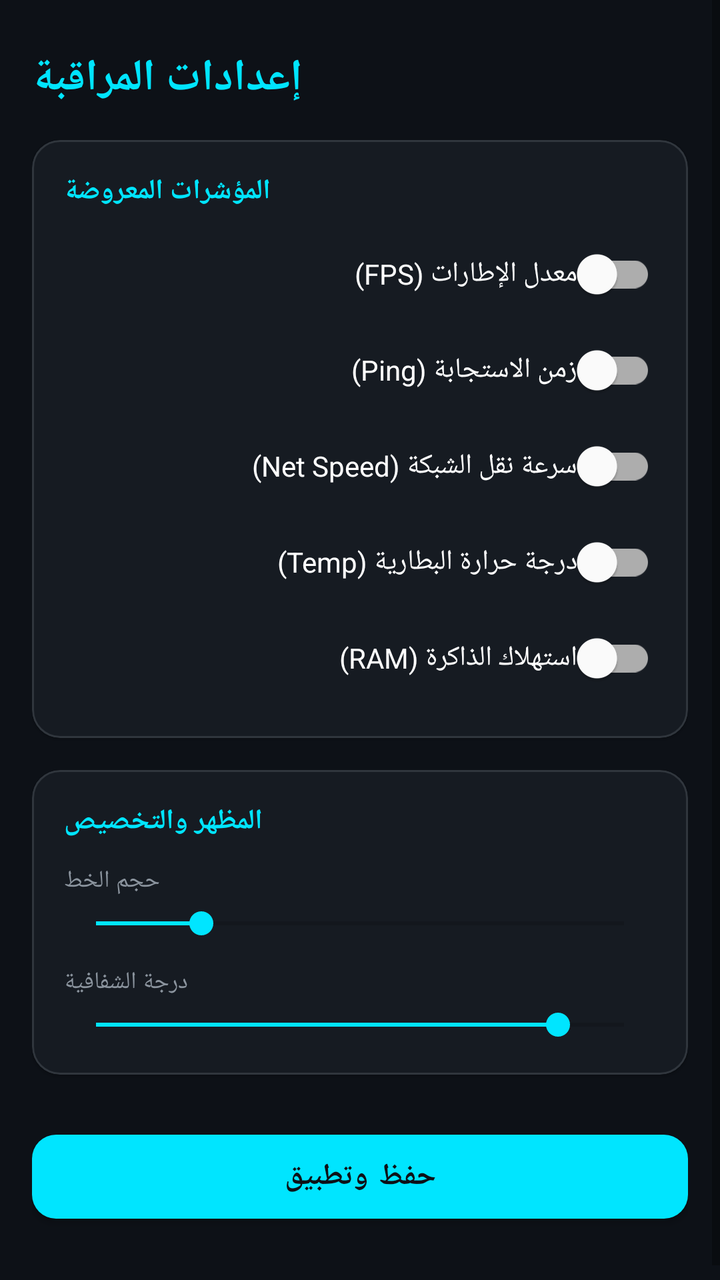
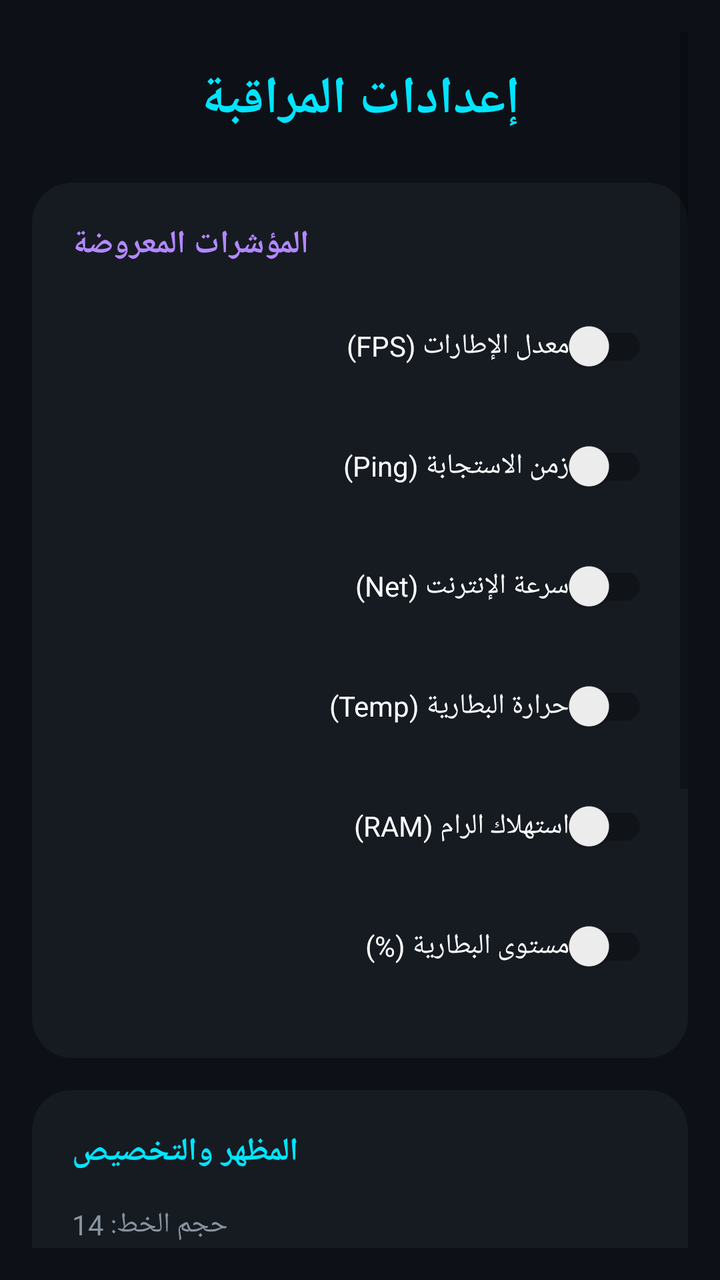

Before-and-after screenshots of an Android layout around one commit, followed by the original layout XML and the change that was made.
<!-- AndroidManifest.xml: application theme Theme.PhoneMonitor -->
<!-- res/layout/activity_settings.xml -->
<?xml version="1.0" encoding="utf-8"?>
<ScrollView xmlns:android="http://schemas.android.com/apk/res/android"
    xmlns:app="http://schemas.android.com/apk/res-auto"
    android:layout_width="match_parent"
    android:layout_height="match_parent"
    android:background="@color/bg_dark"
    android:fillViewport="true">

    <LinearLayout
        android:layout_width="match_parent"
        android:layout_height="wrap_content"
        android:orientation="vertical"
        android:padding="16dp">

        
        <TextView
            android:layout_width="wrap_content"
            android:layout_height="wrap_content"
            android:text="إعدادات المراقبة"
            android:textColor="@color/neon_cyan"
            android:textSize="22sp"
            android:textStyle="bold"
            android:layout_marginBottom="16dp"
            android:layout_marginTop="8dp" />

        
        <com.google.android.material.card.MaterialCardView
            android:layout_width="match_parent"
            android:layout_height="wrap_content"
            android:layout_marginBottom="16dp"
            app:cardBackgroundColor="@color/card_dark"
            app:cardCornerRadius="14dp"
            app:strokeColor="@color/card_stroke"
            app:strokeWidth="1dp">

            <LinearLayout
                android:layout_width="match_parent"
                android:layout_height="wrap_content"
                android:orientation="vertical"
                android:padding="16dp">

                <TextView
                    android:layout_width="wrap_content"
                    android:layout_height="wrap_content"
                    android:text="المؤشرات المعروضة"
                    android:textColor="@color/neon_cyan"
                    android:textSize="14sp"
                    android:textStyle="bold"
                    android:layout_marginBottom="8dp" />

                <com.google.android.material.switchmaterial.SwitchMaterial
                    android:id="@+id/switchFps"
                    android:layout_width="match_parent"
                    android:layout_height="wrap_content"
                    android:text="معدل الإطارات (FPS)"
                    android:textColor="@color/text_primary" />

                <com.google.android.material.switchmaterial.SwitchMaterial
                    android:id="@+id/switchPing"
                    android:layout_width="match_parent"
                    android:layout_height="wrap_content"
                    android:text="زمن الاستجابة (Ping)"
                    android:textColor="@color/text_primary" />

                <com.google.android.material.switchmaterial.SwitchMaterial
                    android:id="@+id/switchNetSpeed"
                    android:layout_width="match_parent"
                    android:layout_height="wrap_content"
                    android:text="سرعة نقل الشبكة (Net Speed)"
                    android:textColor="@color/text_primary" />

                <com.google.android.material.switchmaterial.SwitchMaterial
                    android:id="@+id/switchTemp"
                    android:layout_width="match_parent"
                    android:layout_height="wrap_content"
                    android:text="درجة حرارة البطارية (Temp)"
                    android:textColor="@color/text_primary" />

                <com.google.android.material.switchmaterial.SwitchMaterial
                    android:id="@+id/switchRam"
                    android:layout_width="match_parent"
                    android:layout_height="wrap_content"
                    android:text="استهلاك الذاكرة (RAM)"
                    android:textColor="@color/text_primary" />

            </LinearLayout>
        </com.google.android.material.card.MaterialCardView>

        
        <com.google.android.material.card.MaterialCardView
            android:layout_width="match_parent"
            android:layout_height="wrap_content"
            android:layout_marginBottom="16dp"
            app:cardBackgroundColor="@color/card_dark"
            app:cardCornerRadius="14dp"
            app:strokeColor="@color/card_stroke"
            app:strokeWidth="1dp">

            <LinearLayout
                android:layout_width="match_parent"
                android:layout_height="wrap_content"
                android:orientation="vertical"
                android:padding="16dp">

                <TextView
                    android:layout_width="wrap_content"
                    android:layout_height="wrap_content"
                    android:text="المظهر والتخصيص"
                    android:textColor="@color/neon_cyan"
                    android:textSize="14sp"
                    android:textStyle="bold"
                    android:layout_marginBottom="12dp" />

                <TextView
                    android:id="@+id/tvTextSizeLabel"
                    android:layout_width="wrap_content"
                    android:layout_height="wrap_content"
                    android:text="حجم الخط"
                    android:textColor="@color/text_secondary"
                    android:textSize="12sp" />

                <SeekBar
                    android:id="@+id/seekBarTextSize"
                    android:layout_width="match_parent"
                    android:layout_height="wrap_content"
                    android:max="30"
                    android:min="10"
                    android:progress="14"
                    android:layout_marginTop="4dp"
                    android:layout_marginBottom="12dp" />

                <TextView
                    android:id="@+id/tvOpacityLabel"
                    android:layout_width="wrap_content"
                    android:layout_height="wrap_content"
                    android:text="درجة الشفافية"
                    android:textColor="@color/text_secondary"
                    android:textSize="12sp" />

                <SeekBar
                    android:id="@+id/seekBarOpacity"
                    android:layout_width="match_parent"
                    android:layout_height="wrap_content"
                    android:max="100"
                    android:min="20"
                    android:progress="90"
                    android:layout_marginTop="4dp" />

            </LinearLayout>
        </com.google.android.material.card.MaterialCardView>

        
        <com.google.android.material.button.MaterialButton
            android:id="@+id/btnSaveSettings"
            android:layout_width="match_parent"
            android:layout_height="54dp"
            android:text="حفظ وتطبيق"
            android:textSize="15sp"
            android:textStyle="bold"
            android:textColor="#0D1117"
            app:cornerRadius="12dp"
            app:backgroundTint="@color/neon_cyan"
            android:layout_marginTop="8dp"
            android:layout_marginBottom="16dp" />

    </LinearLayout>
</ScrollView>
<!-- resources referenced by this layout -->
<resources>
  <color name="bg_dark">#0D1117</color>
  <color name="card_dark">#161B22</color>
  <color name="card_stroke">#30363D</color>
  <color name="neon_cyan">#00E5FF</color>
  <color name="text_primary">#FFFFFF</color>
  <color name="text_secondary">#8B949E</color>
  <style name="Theme.PhoneMonitor" parent="Theme.MaterialComponents.DayNight.NoActionBar">
          <item name="colorPrimary">@color/primary</item>
          <item name="colorPrimaryVariant">@color/primary_dark</item>
          <item name="colorOnPrimary">@color/white</item>
          <item name="colorSecondary">@color/neon_cyan</item>
          <item name="colorSecondaryVariant">@color/teal_700</item>
          <item name="colorOnSecondary">@color/black</item>
          <item name="android:statusBarColor">@color/bg_dark</item>
          <item name="android:windowBackground">@color/bg_dark</item>
      </style>
  <color name="primary">#00E5FF</color>
  <color name="primary_dark">#00B0FF</color>
  <color name="white">#FFFFFFFF</color>
  <color name="teal_700">#FF018786</color>
  <color name="black">#FF000000</color>
</resources>

<!-- the commit's change to res/layout/activity_settings.xml (unified diff, before → after) -->
@@ -3,165 +3,207 @@
     xmlns:app="http://schemas.android.com/apk/res-auto"
     android:layout_width="match_parent"
     android:layout_height="match_parent"
-    android:background="@color/bg_dark"
-    android:fillViewport="true">
+    android:background="#0D1117"
+    android:padding="16dp">
 
     <LinearLayout
         android:layout_width="match_parent"
         android:layout_height="wrap_content"
-        android:orientation="vertical"
-        android:padding="16dp">
-
-        
+        android:orientation="vertical">
+
         <TextView
             android:layout_width="wrap_content"
             android:layout_height="wrap_content"
+            android:layout_gravity="center"
+            android:layout_marginTop="16dp"
+            android:layout_marginBottom="24dp"
             android:text="إعدادات المراقبة"
-            android:textColor="@color/neon_cyan"
-            android:textSize="22sp"
-            android:textStyle="bold"
+            android:textColor="#00E5FF"
+            android:textSize="26sp"
+            android:textStyle="bold" />
+
+        
+        <androidx.cardview.widget.CardView
+            android:layout_width="match_parent"
+            android:layout_height="wrap_content"
             android:layout_marginBottom="16dp"
-            android:layout_marginTop="8dp" />
-
-        
-        <com.google.android.material.card.MaterialCardView
-            android:layout_width="match_parent"
-            android:layout_height="wrap_content"
-            android:layout_marginBottom="16dp"
-            app:cardBackgroundColor="@color/card_dark"
-            app:cardCornerRadius="14dp"
-            app:strokeColor="@color/card_stroke"
-            app:strokeWidth="1dp">
+            app:cardBackgroundColor="#161B22"
+            app:cardCornerRadius="20dp"
+            app:cardElevation="0dp">
 
             <LinearLayout
                 android:layout_width="match_parent"
                 android:layout_height="wrap_content"
                 android:orientation="vertical"
-                android:padding="16dp">
-
-                <TextView
-                    android:layout_width="wrap_content"
-                    android:layout_height="wrap_content"
+                android:padding="20dp">
+
+                <TextView
+                    android:layout_width="wrap_content"
+                    android:layout_height="wrap_content"
+                    android:layout_marginBottom="16dp"
                     android:text="المؤشرات المعروضة"
-                    android:textColor="@color/neon_cyan"
-                    android:textSize="14sp"
-                    android:textStyle="bold"
-                    android:layout_marginBottom="8dp" />
-
-                <com.google.android.material.switchmaterial.SwitchMaterial
-                    android:id="@+id/switchFps"
-                    android:layout_width="match_parent"
-                    android:layout_height="wrap_content"
+                    android:textColor="#B388FF"
+                    android:textSize="16sp"
+                    android:textStyle="bold" />
+
+                <androidx.appcompat.widget.SwitchCompat
+                    android:id="@+id/swFps"
+                    android:layout_width="match_parent"
+                    android:layout_height="wrap_content"
+                    android:layout_marginBottom="12dp"
                     android:text="معدل الإطارات (FPS)"
-                    android:textColor="@color/text_primary" />
-
-                <com.google.android.material.switchmaterial.SwitchMaterial
-                    android:id="@+id/switchPing"
-                    android:layout_width="match_parent"
-                    android:layout_height="wrap_content"
+                    android:textColor="#FFFFFF" />
+
+                <androidx.appcompat.widget.SwitchCompat
+                    android:id="@+id/swPing"
+                    android:layout_width="match_parent"
+                    android:layout_height="wrap_content"
+                    android:layout_marginBottom="12dp"
                     android:text="زمن الاستجابة (Ping)"
-                    android:textColor="@color/text_primary" />
-
-                <com.google.android.material.switchmaterial.SwitchMaterial
-                    android:id="@+id/switchNetSpeed"
-                    android:layout_width="match_parent"
-                    android:layout_height="wrap_content"
-                    android:text="سرعة نقل الشبكة (Net Speed)"
-                    android:textColor="@color/text_primary" />
-
-                <com.google.android.material.switchmaterial.SwitchMaterial
-                    android:id="@+id/switchTemp"
-                    android:layout_width="match_parent"
-                    android:layout_height="wrap_content"
-                    android:text="درجة حرارة البطارية (Temp)"
-                    android:textColor="@color/text_primary" />
-
-                <com.google.android.material.switchmaterial.SwitchMaterial
-                    android:id="@+id/switchRam"
-                    android:layout_width="match_parent"
-                    android:layout_height="wrap_content"
-                    android:text="استهلاك الذاكرة (RAM)"
-                    android:textColor="@color/text_primary" />
-
+                    android:textColor="#FFFFFF" />
+
+                <androidx.appcompat.widget.SwitchCompat
+                    android:id="@+id/swNet"
+                    android:layout_width="match_parent"
+                    android:layout_height="wrap_content"
+                    android:layout_marginBottom="12dp"
+                    android:text="سرعة الإنترنت (Net)"
+                    android:textColor="#FFFFFF" />
+
+                <androidx.appcompat.widget.SwitchCompat
+                    android:id="@+id/swTemp"
+                    android:layout_width="match_parent"
+                    android:layout_height="wrap_content"
+                    android:layout_marginBottom="12dp"
+                    android:text="حرارة البطارية (Temp)"
+                    android:textColor="#FFFFFF" />
+
+                <androidx.appcompat.widget.SwitchCompat
+                    android:id="@+id/swRam"
+                    android:layout_width="match_parent"
+                    android:layout_height="wrap_content"
+                    android:layout_marginBottom="12dp"
+                    android:text="استهلاك الرام (RAM)"
+                    android:textColor="#FFFFFF" />
+
+                <androidx.appcompat.widget.SwitchCompat
+                    android:id="@+id/swBattery"
+                    android:layout_width="match_parent"
+                    android:layout_height="wrap_content"
+                    android:layout_marginBottom="12dp"
+                    android:text="مستوى البطارية (%)"
+                    android:textColor="#FFFFFF" />
             </LinearLayout>
-        </com.google.android.material.card.MaterialCardView>
+        </androidx.cardview.widget.CardView>
 
         
-        <com.google.android.material.card.MaterialCardView
+        <androidx.cardview.widget.CardView
             android:layout_width="match_parent"
             android:layout_height="wrap_content"
             android:layout_marginBottom="16dp"
-            app:cardBackgroundColor="@color/card_dark"
-            app:cardCornerRadius="14dp"
-            app:strokeColor="@color/card_stroke"
-            app:strokeWidth="1dp">
+            app:cardBackgroundColor="#161B22"
+            app:cardCornerRadius="20dp"
+            app:cardElevation="0dp">
 
             <LinearLayout
                 android:layout_width="match_parent"
                 android:layout_height="wrap_content"
                 android:orientation="vertical"
-                android:padding="16dp">
-
-                <TextView
-                    android:layout_width="wrap_content"
-                    android:layout_height="wrap_content"
+                android:padding="20dp">
+
+                <TextView
+                    android:layout_width="wrap_content"
+                    android:layout_height="wrap_content"
+                    android:layout_marginBottom="16dp"
                     android:text="المظهر والتخصيص"
-                    android:textColor="@color/neon_cyan"
-                    android:textSize="14sp"
-                    android:textStyle="bold"
-                    android:layout_marginBottom="12dp" />
+                    android:textColor="#00E5FF"
+                    android:textSize="16sp"
+                    android:textStyle="bold" />
 
                 <TextView
                     android:id="@+id/tvTextSizeLabel"
                     android:layout_width="wrap_content"
                     android:layout_height="wrap_content"
-                    android:text="حجم الخط"
-                    android:textColor="@color/text_secondary"
-                    android:textSize="12sp" />
+                    android:text="حجم الخط: 14"
+                    android:textColor="#8B949E" />
 
                 <SeekBar
-                    android:id="@+id/seekBarTextSize"
-                    android:layout_width="match_parent"
-                    android:layout_height="wrap_content"
+                    android:id="@+id/seekTextSize"
+                    android:layout_width="match_parent"
+                    android:layout_height="wrap_content"
+                    android:layout_marginBottom="16dp"
                     android:max="30"
                     android:min="10"
-                    android:progress="14"
-                    android:layout_marginTop="4dp"
-                    android:layout_marginBottom="12dp" />
+                    android:progress="14" />
 
                 <TextView
                     android:id="@+id/tvOpacityLabel"
                     android:layout_width="wrap_content"
                     android:layout_height="wrap_content"
-                    android:text="درجة الشفافية"
-                    android:textColor="@color/text_secondary"
-                    android:textSize="12sp" />
+                    android:text="الشفافية: 100%"
+                    android:textColor="#8B949E" />
 
                 <SeekBar
-                    android:id="@+id/seekBarOpacity"
+                    android:id="@+id/seekOpacity"
                     android:layout_width="match_parent"
                     android:layout_height="wrap_content"
                     android:max="100"
-                    android:min="20"
-                    android:progress="90"
-                    android:layout_marginTop="4dp" />
-
+                    android:progress="100" />
             </LinearLayout>
-        </com.google.android.material.card.MaterialCardView>
+        </androidx.cardview.widget.CardView>
 
         
-        <com.google.android.material.button.MaterialButton
-            android:id="@+id/btnSaveSettings"
-            android:layout_width="match_parent"
-            android:layout_height="54dp"
-            android:text="حفظ وتطبيق"
-            android:textSize="15sp"
+        <androidx.cardview.widget.CardView
+            android:layout_width="match_parent"
+            android:layout_height="wrap_content"
+            android:layout_marginBottom="24dp"
+            app:cardBackgroundColor="#161B22"
+            app:cardCornerRadius="20dp"
+            app:cardElevation="0dp">
+
+            <LinearLayout
+                android:layout_width="match_parent"
+                android:layout_height="wrap_content"
+                android:orientation="vertical"
+                android:padding="20dp">
+
+                <TextView
+                    android:layout_width="wrap_content"
+                    android:layout_height="wrap_content"
+                    android:layout_marginBottom="16dp"
+                    android:text="سلوك النافذة أثناء اللعب"
+                    android:textColor="#FF9100"
+                    android:textSize="16sp"
+                    android:textStyle="bold" />
+
+                <androidx.appcompat.widget.SwitchCompat
+                    android:id="@+id/swSnap"
+                    android:layout_width="match_parent"
+                    android:layout_height="wrap_content"
+                    android:layout_marginBottom="12dp"
+                    android:text="الالتصاق التلقائي بحواف الشاشة"
+                    android:textColor="#FFFFFF" />
+
+                <androidx.appcompat.widget.SwitchCompat
+                    android:id="@+id/swLock"
+                    android:layout_width="match_parent"
+                    android:layout_height="wrap_content"
+                    android:text="قفل مكان النافذة (منع السحب)"
+                    android:textColor="#FFFFFF" />
+            </LinearLayout>
+        </androidx.cardview.widget.CardView>
+
+        <Button
+            android:id="@+id/btnSave"
+            android:layout_width="match_parent"
+            android:layout_height="60dp"
+            android:layout_marginBottom="30dp"
+            android:backgroundTint="#00E5FF"
+            android:text="حفظ وتطبيق فوراً"
+            android:textColor="#000000"
+            android:textSize="18sp"
             android:textStyle="bold"
-            android:textColor="#0D1117"
-            app:cornerRadius="12dp"
-            app:backgroundTint="@color/neon_cyan"
-            android:layout_marginTop="8dp"
-            android:layout_marginBottom="16dp" />
+            app:cornerRadius="16dp" />
 
     </LinearLayout>
 </ScrollView>
<!-- resource entries referenced after the edit -->
@@ -1,11 +1,5 @@
 <!-- resources referenced by this layout -->
 <resources>
-  <color name="bg_dark">#0D1117</color>
-  <color name="card_dark">#161B22</color>
-  <color name="card_stroke">#30363D</color>
-  <color name="neon_cyan">#00E5FF</color>
-  <color name="text_primary">#FFFFFF</color>
-  <color name="text_secondary">#8B949E</color>
   <style name="Theme.PhoneMonitor" parent="Theme.MaterialComponents.DayNight.NoActionBar">
           <item name="colorPrimary">@color/primary</item>
           <item name="colorPrimaryVariant">@color/primary_dark</item>
@@ -19,7 +13,9 @@
   <color name="primary">#00E5FF</color>
   <color name="primary_dark">#00B0FF</color>
   <color name="white">#FFFFFFFF</color>
+  <color name="neon_cyan">#00E5FF</color>
   <color name="teal_700">#FF018786</color>
   <color name="black">#FF000000</color>
+  <color name="bg_dark">#0D1117</color>
 </resources>
 
